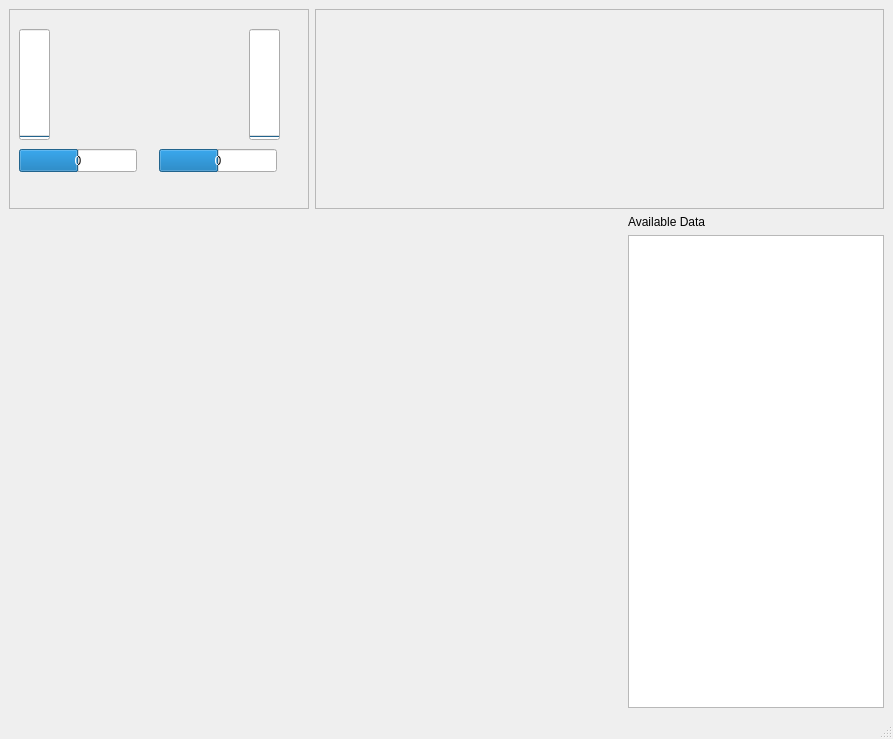
Above: vant3.ui from iurobpn/provant-groundstation before the change. Below: the same form after it.
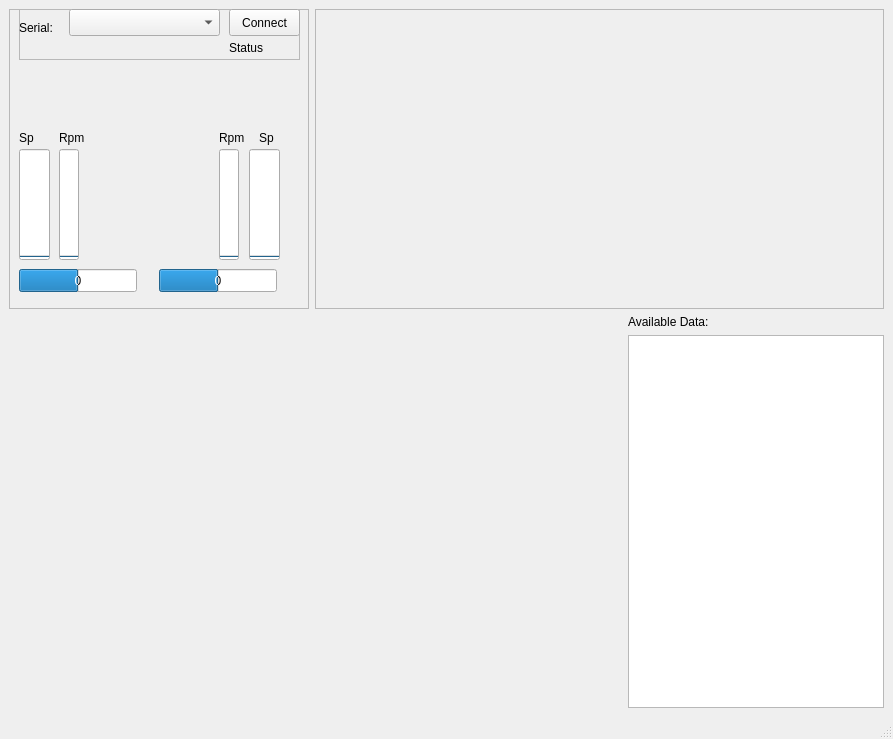
That is the form after the change. Custom widgets are drawn as their Qt base class.

Commit message: I... coded a lot =| Serial port now selectable trough gui. Found bug on serial communication, easily fixable, though.

Diff of the .ui file:
```diff
--- a/vant3.ui
+++ b/vant3.ui
@@ -30,13 +30,13 @@
           <property name="minimumSize">
            <size>
             <width>300</width>
-            <height>200</height>
+            <height>250</height>
            </size>
           </property>
           <property name="maximumSize">
            <size>
             <width>300</width>
-            <height>200</height>
+            <height>300</height>
            </size>
           </property>
           <property name="frameShape">
@@ -49,13 +49,13 @@
            <property name="geometry">
             <rect>
              <x>240</x>
-             <y>20</y>
+             <y>140</y>
              <width>31</width>
              <height>111</height>
             </rect>
            </property>
            <property name="maximum">
-            <number>20</number>
+            <number>255</number>
            </property>
            <property name="value">
             <number>0</number>
@@ -68,13 +68,13 @@
            <property name="geometry">
             <rect>
              <x>10</x>
-             <y>20</y>
+             <y>140</y>
              <width>31</width>
              <height>111</height>
             </rect>
            </property>
            <property name="maximum">
-            <number>20</number>
+            <number>255</number>
            </property>
            <property name="value">
             <number>0</number>
@@ -87,7 +87,7 @@
            <property name="geometry">
             <rect>
              <x>150</x>
-             <y>140</y>
+             <y>260</y>
              <width>118</width>
              <height>23</height>
             </rect>
@@ -121,7 +121,7 @@
            <property name="geometry">
             <rect>
              <x>10</x>
-             <y>140</y>
+             <y>260</y>
              <width>118</width>
              <height>23</height>
             </rect>
@@ -151,13 +151,161 @@
             <string>%v</string>
            </property>
           </widget>
-          <zorder>rMotorSpeed</zorder>
-          <zorder>lMotorSpeed</zorder>
-          <zorder>rServo</zorder>
-          <zorder>lServo</zorder>
-          <zorder>qwtPlot</zorder>
-          <zorder>horizontalLayoutWidget</zorder>
-          <zorder>horizontalLayoutWidget</zorder>
+          <widget class="QProgressBar" name="lMotorRpm">
+           <property name="geometry">
+            <rect>
+             <x>50</x>
+             <y>140</y>
+             <width>20</width>
+             <height>111</height>
+            </rect>
+           </property>
+           <property name="maximum">
+            <number>15000</number>
+           </property>
+           <property name="value">
+            <number>0</number>
+           </property>
+           <property name="orientation">
+            <enum>Qt::Vertical</enum>
+           </property>
+          </widget>
+          <widget class="QProgressBar" name="lMotorRpm_2">
+           <property name="geometry">
+            <rect>
+             <x>210</x>
+             <y>140</y>
+             <width>20</width>
+             <height>111</height>
+            </rect>
+           </property>
+           <property name="maximum">
+            <number>15000</number>
+           </property>
+           <property name="value">
+            <number>0</number>
+           </property>
+           <property name="orientation">
+            <enum>Qt::Vertical</enum>
+           </property>
+          </widget>
+          <widget class="KSqueezedTextLabel" name="ksqueezedtextlabel_2">
+           <property name="geometry">
+            <rect>
+             <x>50</x>
+             <y>120</y>
+             <width>31</width>
+             <height>17</height>
+            </rect>
+           </property>
+           <property name="text">
+            <string>Rpm</string>
+           </property>
+          </widget>
+          <widget class="KSqueezedTextLabel" name="ksqueezedtextlabel_3">
+           <property name="geometry">
+            <rect>
+             <x>10</x>
+             <y>120</y>
+             <width>31</width>
+             <height>17</height>
+            </rect>
+           </property>
+           <property name="text">
+            <string>Sp</string>
+           </property>
+          </widget>
+          <widget class="KSqueezedTextLabel" name="ksqueezedtextlabel_4">
+           <property name="geometry">
+            <rect>
+             <x>210</x>
+             <y>120</y>
+             <width>31</width>
+             <height>17</height>
+            </rect>
+           </property>
+           <property name="text">
+            <string>Rpm</string>
+           </property>
+          </widget>
+          <widget class="KSqueezedTextLabel" name="ksqueezedtextlabel_5">
+           <property name="geometry">
+            <rect>
+             <x>250</x>
+             <y>120</y>
+             <width>31</width>
+             <height>17</height>
+            </rect>
+           </property>
+           <property name="text">
+            <string>Sp</string>
+           </property>
+          </widget>
+          <widget class="QFrame" name="frame_3">
+           <property name="geometry">
+            <rect>
+             <x>10</x>
+             <y>0</y>
+             <width>281</width>
+             <height>51</height>
+            </rect>
+           </property>
+           <property name="frameShape">
+            <enum>QFrame::StyledPanel</enum>
+           </property>
+           <property name="frameShadow">
+            <enum>QFrame::Raised</enum>
+           </property>
+           <widget class="QPushButton" name="serialConnect">
+            <property name="geometry">
+             <rect>
+              <x>210</x>
+              <y>0</y>
+              <width>71</width>
+              <height>27</height>
+             </rect>
+            </property>
+            <property name="text">
+             <string>Connect</string>
+            </property>
+           </widget>
+           <widget class="KSqueezedTextLabel" name="ksqueezedtextlabel_6">
+            <property name="geometry">
+             <rect>
+              <x>0</x>
+              <y>10</y>
+              <width>61</width>
+              <height>17</height>
+             </rect>
+            </property>
+            <property name="text">
+             <string>Serial:</string>
+            </property>
+           </widget>
+           <widget class="QComboBox" name="serialList">
+            <property name="geometry">
+             <rect>
+              <x>50</x>
+              <y>0</y>
+              <width>151</width>
+              <height>27</height>
+             </rect>
+            </property>
+           </widget>
+           <widget class="KSqueezedTextLabel" name="serialStatus">
+            <property name="geometry">
+             <rect>
+              <x>210</x>
+              <y>30</y>
+              <width>61</width>
+              <height>17</height>
+             </rect>
+            </property>
+            <property name="text">
+             <string>Status</string>
+            </property>
+           </widget>
+          </widget>
          </widget>
         </item>
         <item>
@@ -195,7 +343,7 @@
              </sizepolicy>
             </property>
             <property name="text">
-             <string>Available Data</string>
+             <string>Available Data:</string>
             </property>
            </widget>
           </item>
@@ -213,11 +361,14 @@
             <property name="alternatingRowColors">
              <bool>false</bool>
             </property>
+            <property name="indentation">
+             <number>10</number>
+            </property>
             <property name="headerHidden">
              <bool>true</bool>
             </property>
             <property name="columnCount">
-             <number>3</number>
+             <number>4</number>
             </property>
             <column>
              <property name="text">
@@ -234,6 +385,11 @@
               <string>3</string>
              </property>
             </column>
+            <column>
+             <property name="text">
+              <string notr="true">4</string>
+             </property>
+            </column>
            </widget>
           </item>
          </layout>
```
Left out of the diff: 13 changed lines with no effect on the pictures. The commit also changes 7 other files.
